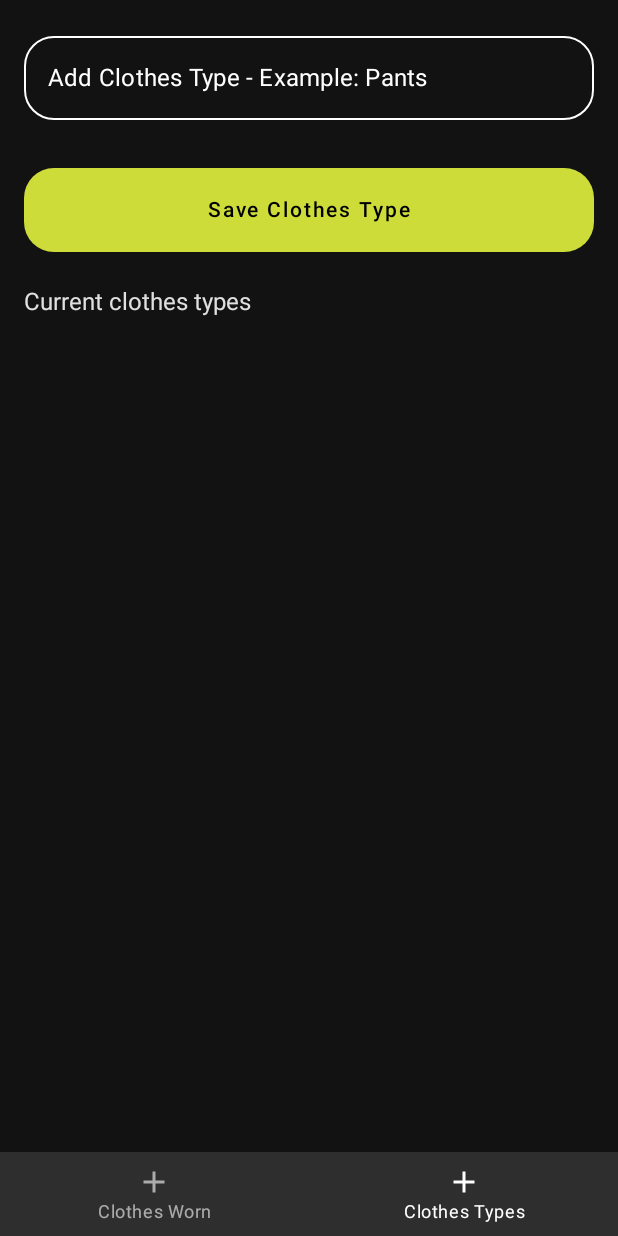
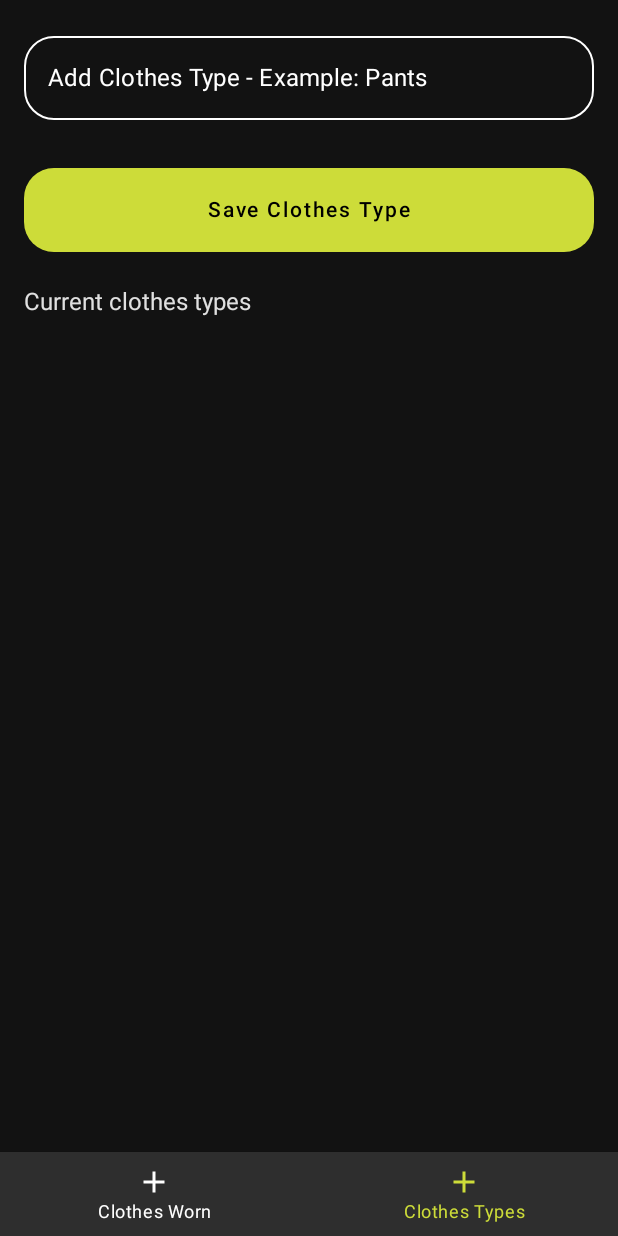
Before and after one commit to trevorwiebe/clothesline, an Android app built with Jetpack Compose: the add_clothes_type screen opened through its navigation route, on a phone screen of 412 x 824 dp. Run offline under Robolectric (Android 15) with nearby library versions, the phone set to English and light mode, and no system bars; our stand-ins replace Dagger/Hilt's generated code.

Commit message:
added onSelected color to icons in nav bar

```diff
--- a/app/src/main/java/com/trevorwiebe/clothesline/MainActivity.kt
+++ b/app/src/main/java/com/trevorwiebe/clothesline/MainActivity.kt
@@ -38,6 +38,8 @@ class MainActivity : ComponentActivity() {
                             bottomNavItems.forEach{ screen ->
                                 BottomNavigationItem(
                                     icon = { Icon(Icons.Default.Add, contentDescription = null)},
+                                    selectedContentColor = MaterialTheme.colors.secondary,
+                                    unselectedContentColor = MaterialTheme.colors.onBackground,
                                     label = { Text(stringResource(id = screen.res)) },
                                     selected = currentDestination?.hierarchy?.any { it.route == screen.route } == true,
                                     onClick = {
```
